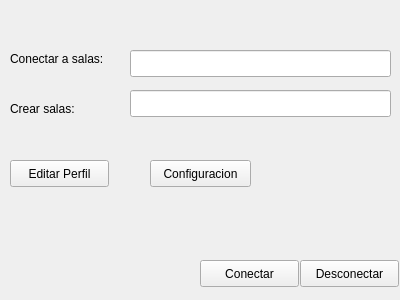
Above: Cliente/ventanaprincipal.ui from AleDelgado94/ChatOsO before the change. Below: the same form after it.
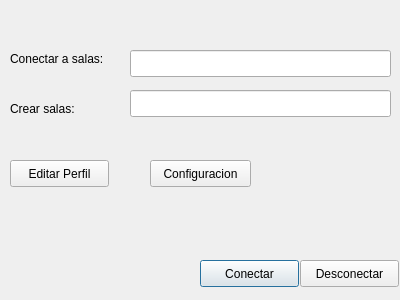
That is the form after the change.

The edit to the form file:
```diff
--- a/Cliente/ventanaprincipal.ui
+++ b/Cliente/ventanaprincipal.ui
@@ -26,6 +26,9 @@
    <string>ChatOsO</string>
   </property>
   <widget class="QPushButton" name="pushButtonConectar">
+   <property name="enabled">
+    <bool>true</bool>
+   </property>
    <property name="geometry">
     <rect>
      <x>200</x>
@@ -38,7 +41,7 @@
     <string>Conectar</string>
    </property>
    <property name="autoDefault">
-    <bool>false</bool>
+    <bool>true</bool>
    </property>
   </widget>
   <widget class="QPushButton" name="pushButtonDesconectar">
```
Left out of the diff: 3 changed lines with no effect on the pictures.
